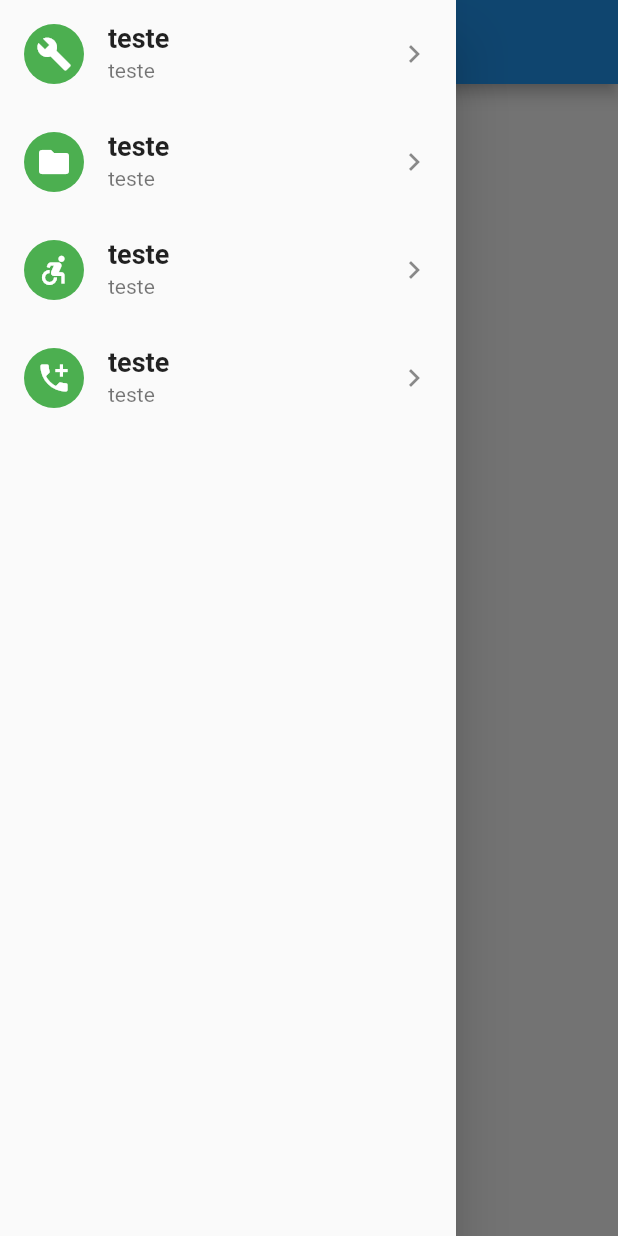
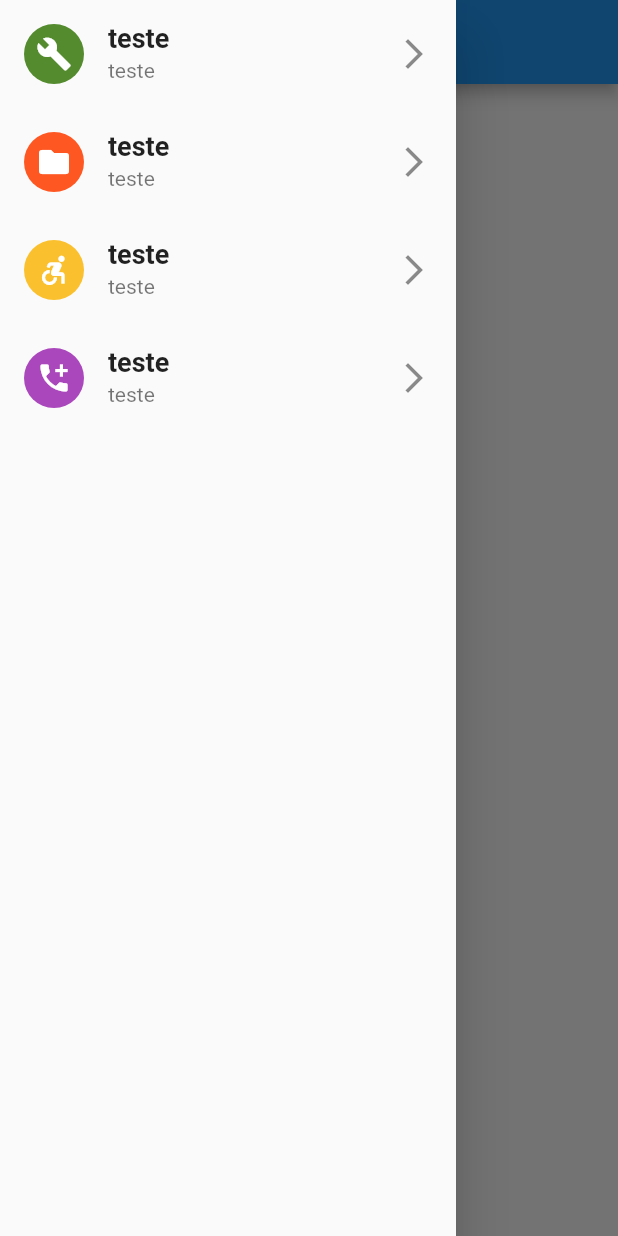
Before and after one commit to SrSantiano/rpg_estudo, a Flutter app: the screen it shows after launch, with the side drawer open, on a phone screen of 412 x 824 dp. Run offline on Flutter 3.47's test engine with Material 2 defaults, Android fonts, the phone set to English and light mode, and no system bars.

Commit message:
Icones no drawer, e paginas linkadas pelos ListTiles

```diff
--- a/lib/screens/janelasparalinkar/janela.dart
+++ b/lib/screens/janelasparalinkar/janela.dart
@@ -1,4 +1,6 @@
 import 'package:flutter/material.dart';
+import 'package:flutter/rendering.dart';
+import 'package:rpg_estudo/screens/home_page.dart';
 
 class Janela extends StatelessWidget {
 
@@ -13,8 +15,20 @@ class Janela extends StatelessWidget {
       appBar: AppBar(
         title: Text(titulo),
         backgroundColor: cor,
+        actions: <Widget>[
+          IconButton(
+            icon: Icon(Icons.home),
+            onPressed: () {
+              Navigator.push(context, MaterialPageRoute(
+                builder: (context) => HomePage(),
+              ));
+            },
+          ),
+        ]
       ),
-      body: Center(child: Text('teste'),),
+      body: Center(
+        child: Text('teste'),
+      ),
     );
   }
 }
--- a/lib/screens/listadrawer/lista_drawer.dart
+++ b/lib/screens/listadrawer/lista_drawer.dart
@@ -7,6 +7,7 @@ class Lista extends StatelessWidget {
   Widget build(BuildContext context) {
     return ListView(
       children: <Widget>[
+
         ListItem(
           titulo: 'teste',
           subTitulo: 'teste',
@@ -14,8 +15,10 @@ class Lista extends StatelessWidget {
             Icons.build,
             color: Colors.white,
           ),
-          janela: Janela(titulo: 'agora vai',),
+          bgIconColor: Colors.lightGreen[800],
+          janela: Janela(titulo: 'agora vai', cor: Colors.green,),
         ),
+
         ListItem(
           titulo: 'teste',
           subTitulo: 'teste',
@@ -23,8 +26,10 @@ class Lista extends StatelessWidget {
             Icons.folder,
             color: Colors.white,
           ),
-          janela: Janela(titulo: 'agora foi',),
+          bgIconColor: Colors.deepOrange,
+          janela: Janela(titulo: 'agora foi', cor: Colors.red[600],),
         ),
+
         ListItem(
           titulo: 'teste',
           subTitulo: 'teste',
@@ -32,8 +37,10 @@ class Lista extends StatelessWidget {
             Icons.accessible_forward,
             color: Colors.white,
           ),
-          janela: Janela(titulo: 'agora ta indo',),
+          bgIconColor: Colors.yellow[700],
+          janela: Janela(titulo: 'agora ta indo', cor: Colors.black54,),
         ),
+
         ListItem(
           titulo: 'teste',
           subTitulo: 'teste',
@@ -41,7 +48,8 @@ class Lista extends StatelessWidget {
             Icons.add_call,
             color: Colors.white,
           ),
-          janela: Janela(titulo: 'agora não para mais',),
+          bgIconColor: Colors.purple[400],
+          janela: Janela(titulo: 'agora não para mais', cor: Colors.deepOrange[300],),
         ),
       ],
     );
--- a/lib/screens/listadrawer/widgets/item_lista.dart
+++ b/lib/screens/listadrawer/widgets/item_lista.dart
@@ -7,15 +7,22 @@ class ListItem extends StatelessWidget {
   final String subTitulo;
   final Icon icone;
   final Janela janela;
+  final Color bgIconColor;
 
-  ListItem({this.titulo, this.subTitulo, this.icone, this.janela});
+  ListItem({
+    this.titulo,
+    this.subTitulo,
+    this.icone,
+    this.janela,
+    this.bgIconColor,
+  });
 
   @override
   Widget build(BuildContext context) {
     return ListTile(
 
       leading: CircleAvatar(
-        backgroundColor: Colors.green,
+        backgroundColor: bgIconColor,
         child: icone,
       ),
       title: Text(
@@ -26,7 +33,7 @@ class ListItem extends StatelessWidget {
         ),
       ),
       subtitle: Text(subTitulo),
-      trailing: Icon(Icons.navigate_next),
+      trailing: Icon(Icons.arrow_forward_ios,),
       onTap: () {
         Navigator.push(context, MaterialPageRoute(
           builder: (context) => janela
```
Also changed, not shown: 1 other file.
